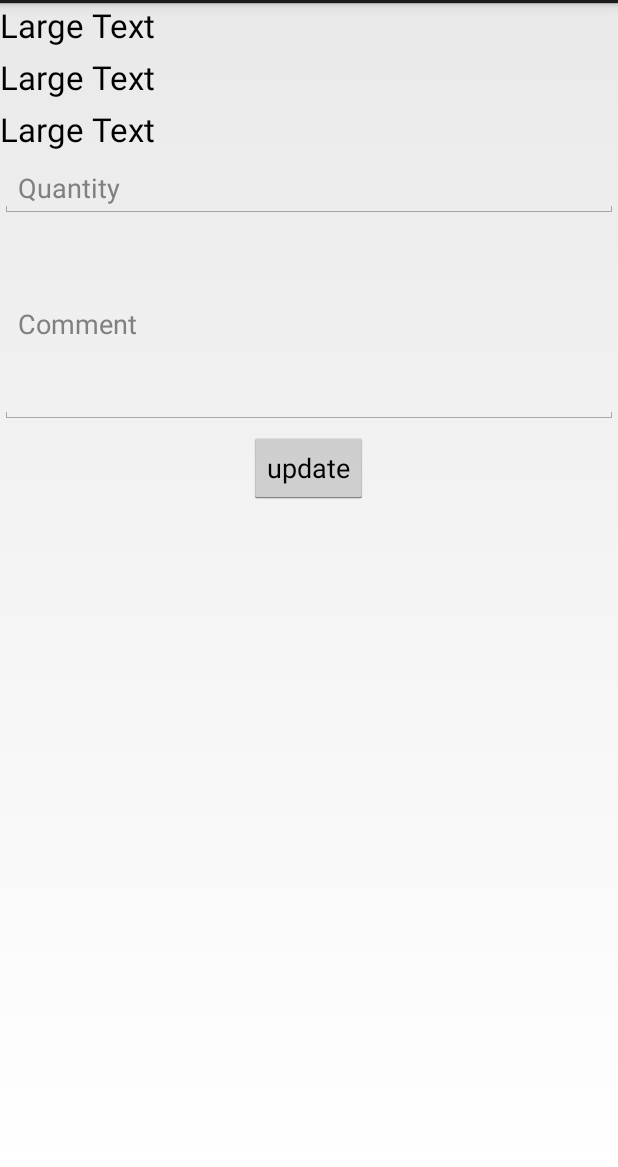
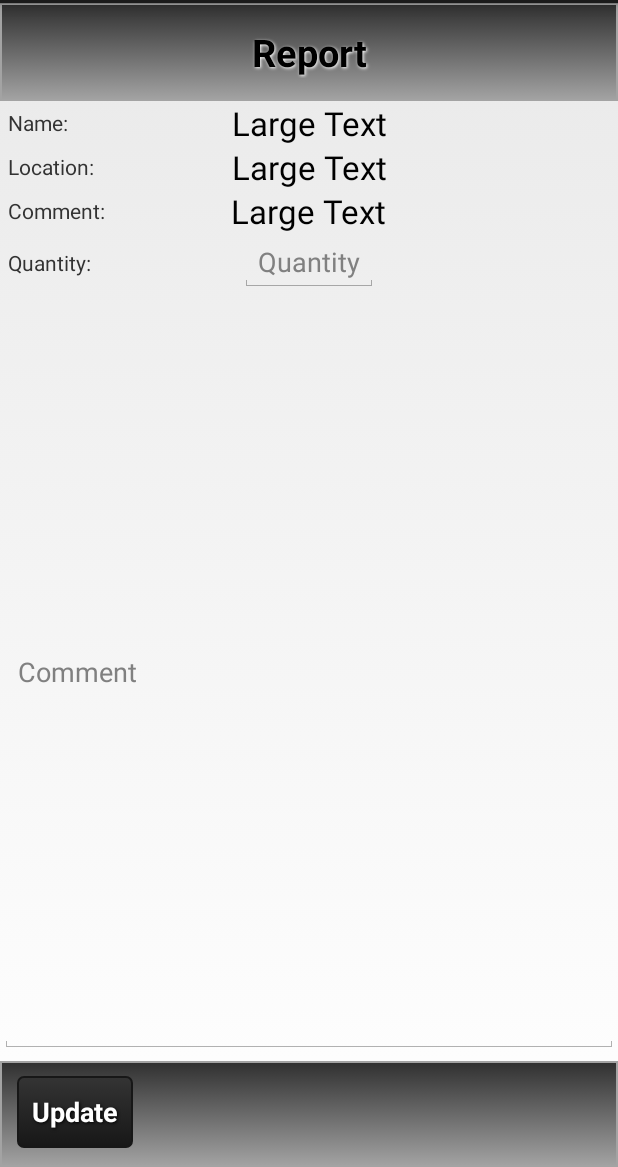
Before and after one commit to markhulia/MySQLTestSample, an Android app: the layout single_item_update.xml on its own in the app's theme, with its tools: preview values and no code run, on a phone screen of 412 x 824 dp, the part 69-1236 px from its top. Run offline under Robolectric (Android 15) with nearby library versions, the phone set to English and light mode, and no system bars.

Commit message:
working on updateItem

```diff
--- a/app/src/main/java/com/example/mysqltest/ActionFeedbackActivity.java
+++ b/app/src/main/java/com/example/mysqltest/ActionFeedbackActivity.java
@@ -54,6 +54,7 @@ public class ActionFeedbackActivity extends Activity {
                 params.add(new BasicNameValuePair("rowNr", String.valueOf(Globals.getItemRowNumber())));
                 params.add(new BasicNameValuePair("picked", "1"));
                 params.add(new BasicNameValuePair("item_quantity", String.valueOf(Globals.getItemQuantity())));
+                params.add(new BasicNameValuePair("comment", Globals.getItemComment()));
 
                 //Posting parameters to php
                 jsonParser.makeHttpRequest(
--- a/app/src/main/java/com/example/mysqltest/Globals.java
+++ b/app/src/main/java/com/example/mysqltest/Globals.java
@@ -5,7 +5,7 @@ package com.example.mysqltest;
  * Created by markhulia on 25/05/15.
  */
 public class Globals {
-    public static final String URL = "http://10.0.1.5:2604/webservice/";
+    public static final String URL = "http://192.168.0.112:2604/webservice/";
     public static final String TAG_ROW_NUMBER = "rowNr";
     public static final String TAG_ITEM_NAME = "item_name";
     public static final String TAG_ITEM_LOCATION = "item_location";
--- a/app/src/main/java/com/example/mysqltest/Login.java
+++ b/app/src/main/java/com/example/mysqltest/Login.java
@@ -105,7 +105,7 @@ public class Login extends Activity {
 
 
                     //open second activity
-                    Intent i = new Intent(Login.this, ReportViewer.class);
+                    Intent i = new Intent(Login.this, FirstRow.class);
                     finish();
                     startActivity(i);
                     return json.getString(TAG_MESSAGE);
--- a/app/src/main/java/com/example/mysqltest/OptionFeedbackActivity.java
+++ b/app/src/main/java/com/example/mysqltest/OptionFeedbackActivity.java
@@ -75,6 +75,8 @@ public class OptionFeedbackActivity extends Activity {
                 params.add(new BasicNameValuePair("picked", picked));
                 params.add(new BasicNameValuePair("rowNr", String.valueOf(globals.getItemRowNumber())));
                 params.add(new BasicNameValuePair("item_quantity", numberOfItems));
+                params.add(new BasicNameValuePair("comment", Globals.getItemComment()));
+
 
                 //Posting parameters to php
                 jsonParser.makeHttpRequest(
--- a/app/src/main/res/layout/single_item_update.xml
+++ b/app/src/main/res/layout/single_item_update.xml
@@ -1,56 +1,165 @@
 <?xml version="1.0" encoding="utf-8"?>
-<LinearLayout xmlns:android="http://schemas.android.com/apk/res/android"
+<RelativeLayout xmlns:android="http://schemas.android.com/apk/res/android"
     android:layout_width="match_parent"
     android:layout_height="match_parent"
     android:orientation="vertical"
     android:weightSum="1">
 
+    <LinearLayout
+        android:id="@+id/top_layer"
+        android:layout_width="fill_parent"
+        android:layout_height="wrap_content"
+        android:layout_alignParentLeft="true"
+        android:layout_alignParentTop="true"
+        android:background="@drawable/grey_gradient"
+        android:orientation="horizontal">
+
+        <TextView
+            style="@style/BlackText"
+            android:layout_height="wrap_content"
+            android:layout_gravity="center"
+            android:gravity="center"
+            android:text="@string/report"
+            android:textAppearance="?android:attr/textAppearanceLarge" />
+    </LinearLayout>
+
+
+    <LinearLayout
+        android:layout_width="match_parent"
+        android:layout_height="match_parent"
+        android:layout_below="@+id/top_layer"
+        android:layout_above="@+id/bottom_layer"
+        android:orientation="vertical">
+
+
+    <RelativeLayout
+        android:layout_width="match_parent"
+        android:layout_height="wrap_content">
+
+        <TextView
+
+            android:id="@+id/textView2"
+            android:layout_width="wrap_content"
+            android:layout_height="wrap_content"
+            android:layout_marginLeft="5dp"
+            android:text="Name:"
+            android:layout_centerVertical="true"
+            android:layout_alignParentStart="true" />
 
         <TextView
             android:id="@+id/singleItemUpdate_tvItemName"
+            android:layout_width="wrap_content"
+            android:layout_height="wrap_content"
+            android:layout_alignParentTop="true"
+            android:layout_centerHorizontal="true"
+            android:gravity="center"
+            android:text="Large Text"
+            android:textAppearance="?android:attr/textAppearanceLarge" />
+    </RelativeLayout>
+
+    <RelativeLayout
         android:layout_width="match_parent"
-        android:layout_height="wrap_content"
-        android:text="Large Text"
-        android:layout_marginBottom="5dp"
-        android:textAppearance="?android:attr/textAppearanceLarge" />
+        android:layout_height="wrap_content">
 
         <TextView
+            android:layout_width="wrap_content"
+            android:layout_height="wrap_content"
+            android:layout_marginLeft="5dp"
+            android:text="Location:"
+            android:layout_centerVertical="true"
+            android:layout_alignParentStart="true" />
+
+        <TextView
+
             android:id="@+id/singleItemUpdate_tvItemLocation"
+            android:layout_width="wrap_content"
+            android:layout_height="wrap_content"
+            android:layout_alignParentTop="true"
+            android:layout_centerHorizontal="true"
+            android:gravity="center"
+            android:text="Large Text"
+            android:textAppearance="?android:attr/textAppearanceLarge" />
+    </RelativeLayout>
+
+    <RelativeLayout
         android:layout_width="match_parent"
+        android:layout_height="wrap_content">
+
+        <TextView
+            android:id="@+id/textView"
+            android:layout_width="wrap_content"
             android:layout_height="wrap_content"
-        android:text="Large Text"
-        android:layout_marginBottom="5dp"
-        android:textAppearance="?android:attr/textAppearanceLarge" />
+            android:layout_marginLeft="5dp"
+            android:text="Comment:"
+            android:layout_centerVertical="true"
+            android:layout_alignParentStart="true" />
 
         <TextView
             android:id="@+id/singleItemUpdate_tvItemComment"
+            android:layout_width="wrap_content"
+            android:layout_height="wrap_content"
+            android:layout_alignParentTop="true"
+            android:layout_centerHorizontal="true"
+            android:layout_centerInParent="true"
+            android:text="Large Text"
+            android:textAppearance="?android:attr/textAppearanceLarge" />
+    </RelativeLayout>
+
+    <RelativeLayout
         android:layout_width="match_parent"
-        android:layout_height="wrap_content"
-        android:text="Large Text"
-        android:layout_marginBottom="5dp"
-        android:textAppearance="?android:attr/textAppearanceLarge" />
+        android:layout_height="wrap_content">
 
         <EditText
             android:id="@+id/singleItemUpdate_etItemQty"
-        android:layout_width="match_parent"
+            android:layout_width="wrap_content"
             android:layout_height="wrap_content"
-        android:layout_marginBottom="5dp"
-        android:hint="Quantity" />
+            android:layout_alignParentTop="true"
+            android:layout_centerHorizontal="true"
+            android:layout_gravity="center_horizontal"
+            android:hint="Quantity"
+            android:inputType="number" />
+
+        <TextView
+            android:id="@+id/textView"
+            android:layout_width="wrap_content"
+            android:layout_height="wrap_content"
+            android:layout_marginLeft="5dp"
+            android:text="Quantity:"
+            android:layout_centerVertical="true"
+            android:layout_alignParentStart="true" />
+
+    </RelativeLayout>
 
     <EditText
         android:id="@+id/singleItemUpdate_etItemComment"
         android:layout_width="match_parent"
-        android:layout_height="0dp"
+        android:layout_height="match_parent"
         android:layout_marginBottom="5dp"
-        android:hint="Comment"
-        android:layout_weight="0.23" />
+        android:hint="Comment" />
 
 
+    </LinearLayout>
+
+
+    <LinearLayout
+        android:id="@+id/bottom_layer"
+        android:layout_width="fill_parent"
+        android:layout_height="wrap_content"
+        android:layout_alignParentBottom="true"
+        android:layout_alignParentLeft="true"
+        android:background="@drawable/grey_gradient"
+        android:orientation="horizontal"
+        android:weightSum="2">
+
         <Button
-        android:id="@+id/singleItemUpdate_UpdateBtn"
+            android:id="@+id/viewReport_resetBtn"
+            style="@style/WhiteText"
             android:layout_width="wrap_content"
             android:layout_height="wrap_content"
-        android:text="update"
-        android:layout_gravity="center_horizontal" />
+            android:layout_gravity="right"
+            android:background="@drawable/black_button"
+            android:onClick="onUpdateSingleItemButtonClick"
+            android:text="Update" />
 
     </LinearLayout>
+</RelativeLayout>
```
Also changed, not shown: app/src/main/AndroidManifest.xml (+8 -6 lines), app/src/main/java/com/example/mysqltest/BackendMagic.java (deleted, +0 -37 lines), app/src/main/java/com/example/mysqltest/ItemUpdate.java (added, +64 -0 lines), app/src/main/java/com/example/mysqltest/NotificationBuilder.java (+90 -96 lines), app/src/main/java/com/example/mysqltest/ReportViewer.java (+14 -9 lines), app/src/main/res/layout/view_report.xml (+5 -6 lines), 39 other files. Lines whose indentation alone changed are shown as unchanged.
